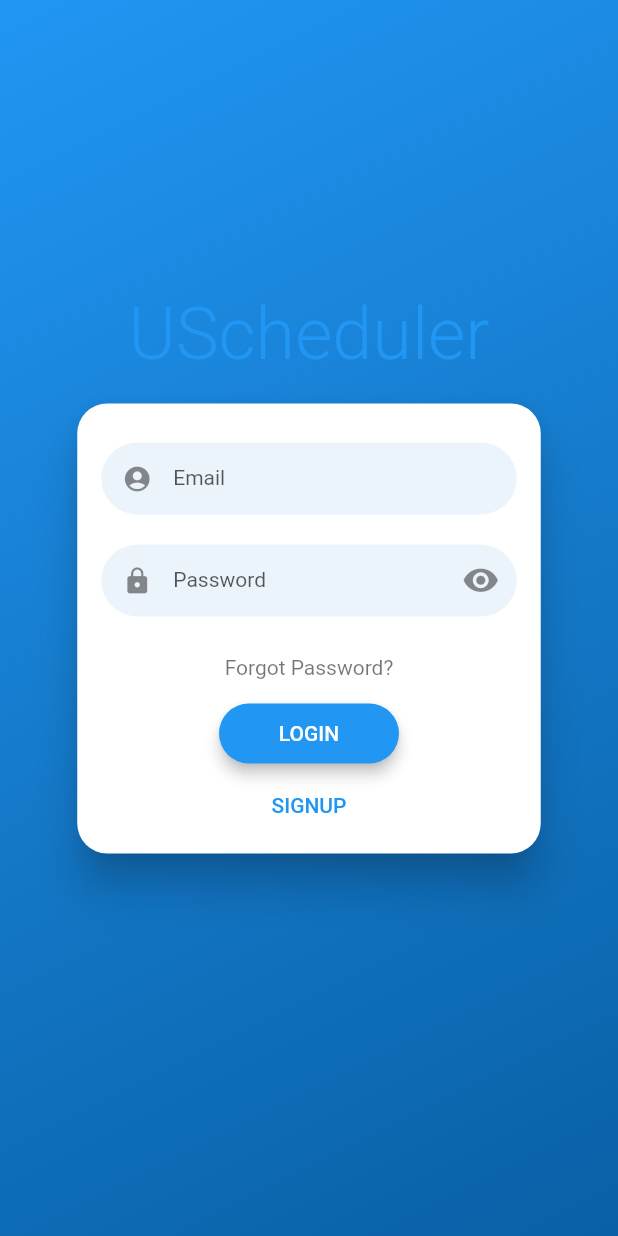
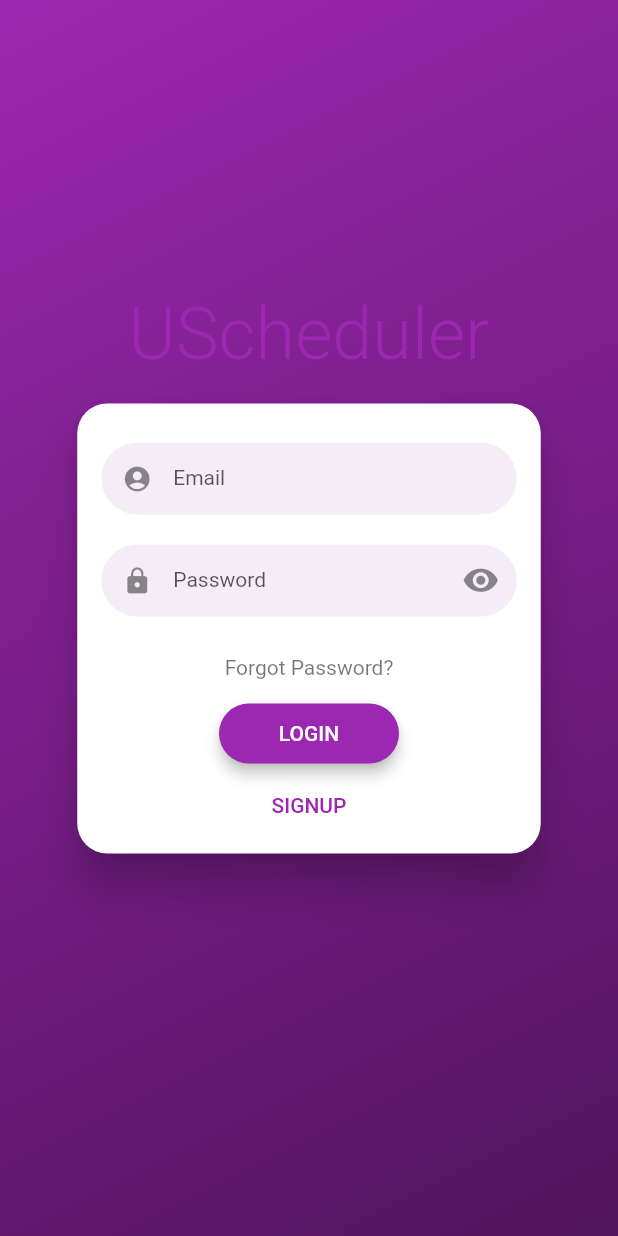
Before and after one commit to Scamule/TeamA_320Spr23, a Flutter app: the screen it shows after launch, on a phone screen of 412 x 824 dp. Run offline on Flutter 3.47's test engine with Material 2 defaults, Android fonts, the phone set to English and light mode, and no system bars; drawn by our look-alikes of flutter_login; our stand-ins replace flutter_secure_storage, get_it, injectable, line_awesome_flutter, shared_preferences, syncfusion_flutter_calendar; missing offline and left inert: debounce_throttle.

Commit message:
changed color

```diff
--- a/frontend/lib/main.dart
+++ b/frontend/lib/main.dart
@@ -38,7 +38,7 @@ class MyApp extends StatelessWidget {
           title: 'MVVM',
           debugShowCheckedModeBanner: false,
           theme: ThemeData(
-            primarySwatch: Colors.blue,
+            primarySwatch: Colors.purple,
             brightness: Brightness.light,
             visualDensity: VisualDensity.adaptivePlatformDensity,
           ),
```
